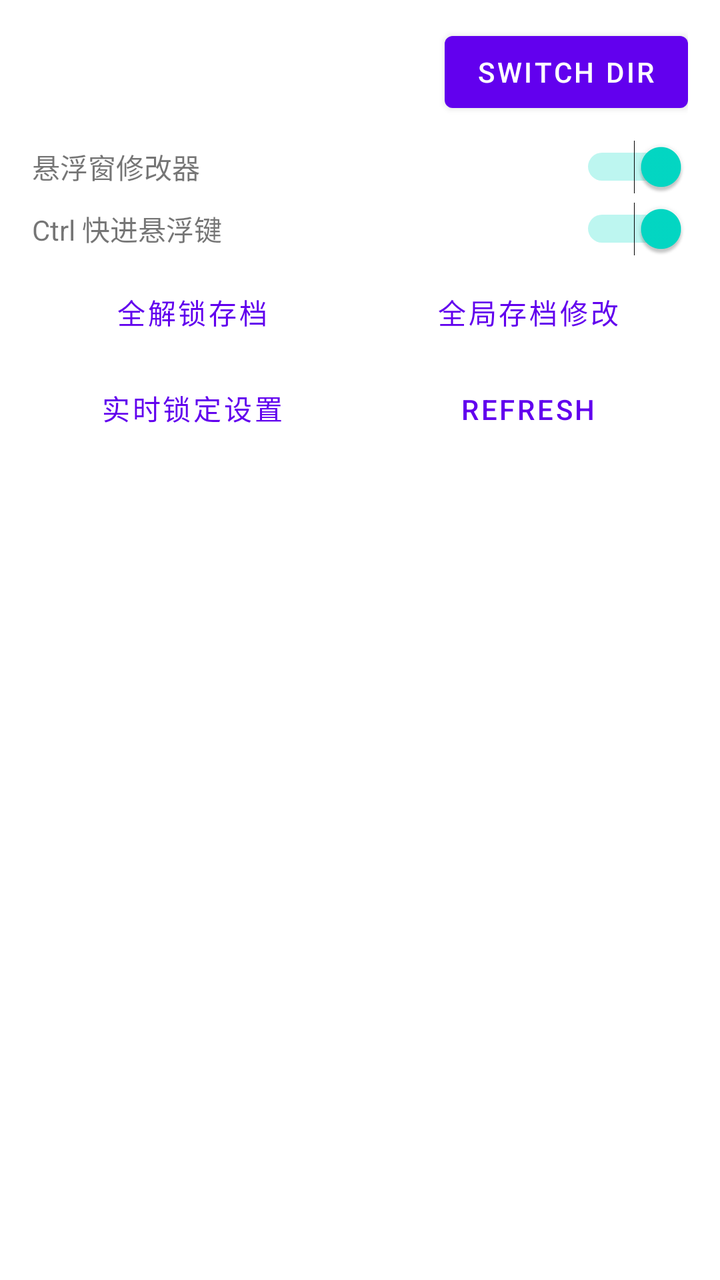
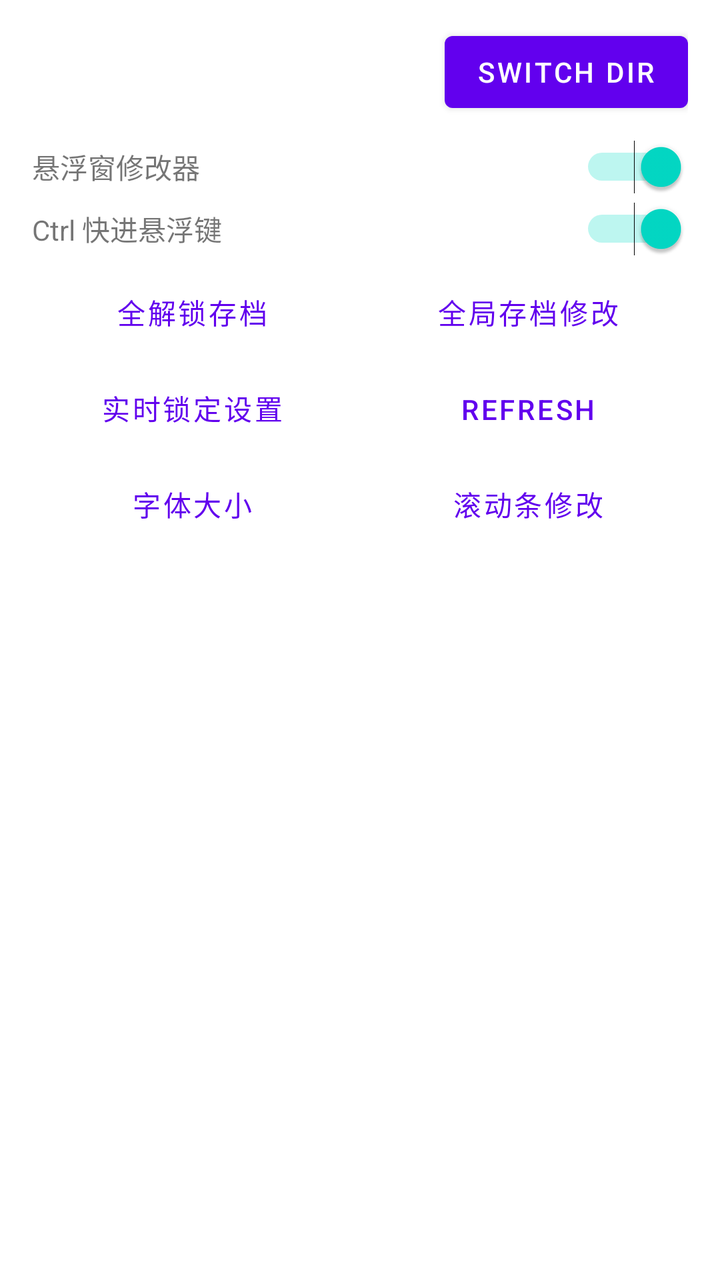

Compare the two renders of this Android layout. The source of the first and the diff that turns it into the second are given below.
<!-- AndroidManifest.xml: fallback theme Theme.MaterialComponents.DayNight.NoActionBar -->
<!-- res/layout/activity_game_modifier.xml -->
<?xml version="1.0" encoding="utf-8"?>
<LinearLayout xmlns:android="http://schemas.android.com/apk/res/android"
    android:orientation="vertical"
    android:layout_width="match_parent"
    android:layout_height="match_parent">

    <LinearLayout
        android:orientation="horizontal"
        android:layout_width="match_parent"
        android:layout_height="wrap_content"
        android:gravity="center_vertical"
        android:paddingLeft="16dp"
        android:paddingRight="16dp"
        android:paddingTop="12dp"
        android:paddingBottom="6dp">

        <LinearLayout
            android:orientation="vertical"
            android:layout_width="0dp"
            android:layout_height="wrap_content"
            android:layout_weight="1">

            <TextView
                android:id="@+id/mod_target_title"
                android:layout_width="match_parent"
                android:layout_height="wrap_content"
                android:textStyle="bold"
                android:textAppearance="?android:attr/textAppearanceMedium" />

            <TextView
                android:id="@+id/mod_target_summary"
                android:layout_width="match_parent"
                android:layout_height="wrap_content"
                android:layout_marginTop="2dp"
                android:textAppearance="?android:attr/textAppearanceSmall" />
        </LinearLayout>

        <Button
            android:id="@+id/btn_mod_switch_dir"
            android:layout_width="wrap_content"
            android:layout_height="wrap_content"
            android:layout_marginStart="8dp"
            android:text="@string/save_manager_switch_dir" />
    </LinearLayout>

    <LinearLayout
        android:orientation="horizontal"
        android:layout_width="match_parent"
        android:layout_height="wrap_content"
        android:gravity="center_vertical"
        android:paddingLeft="16dp"
        android:paddingRight="16dp"
        android:paddingTop="4dp"
        android:paddingBottom="2dp">

        <TextView
            android:id="@+id/label_floating_modifier"
            android:layout_width="0dp"
            android:layout_height="wrap_content"
            android:layout_weight="1"
            android:text="悬浮窗修改器"
            android:textAppearance="?android:attr/textAppearanceSmall" />

        <Switch
            android:id="@+id/switch_floating_modifier"
            android:layout_width="wrap_content"
            android:layout_height="wrap_content"
            android:checked="true" />
    </LinearLayout>

    <LinearLayout
        android:orientation="horizontal"
        android:layout_width="match_parent"
        android:layout_height="wrap_content"
        android:gravity="center_vertical"
        android:paddingLeft="16dp"
        android:paddingRight="16dp"
        android:paddingTop="2dp"
        android:paddingBottom="4dp">

        <TextView
            android:id="@+id/label_ctrl_overlay"
            android:layout_width="0dp"
            android:layout_height="wrap_content"
            android:layout_weight="1"
            android:text="Ctrl 快进悬浮键"
            android:textAppearance="?android:attr/textAppearanceSmall" />

        <Switch
            android:id="@+id/switch_ctrl_overlay"
            android:layout_width="wrap_content"
            android:layout_height="wrap_content"
            android:checked="true" />
    </LinearLayout>

    <LinearLayout
        android:orientation="horizontal"
        android:layout_width="match_parent"
        android:layout_height="wrap_content"
        android:paddingLeft="12dp"
        android:paddingRight="12dp">

        <Button
            android:id="@+id/btn_mod_full_unlock"
            style="?android:attr/buttonBarButtonStyle"
            android:layout_width="0dp"
            android:layout_height="wrap_content"
            android:layout_weight="1"
            android:text="全解锁存档" />

        <Button
            android:id="@+id/btn_mod_global_save"
            style="?android:attr/buttonBarButtonStyle"
            android:layout_width="0dp"
            android:layout_height="wrap_content"
            android:layout_weight="1"
            android:text="全局存档修改" />
    </LinearLayout>

    <LinearLayout
        android:orientation="horizontal"
        android:layout_width="match_parent"
        android:layout_height="wrap_content"
        android:paddingLeft="12dp"
        android:paddingRight="12dp"
        android:paddingBottom="4dp">

        <Button
            android:id="@+id/btn_mod_floating_cfg"
            style="?android:attr/buttonBarButtonStyle"
            android:layout_width="0dp"
            android:layout_height="wrap_content"
            android:layout_weight="1"
            android:text="实时锁定设置" />

        <Button
            android:id="@+id/btn_mod_refresh"
            style="?android:attr/buttonBarButtonStyle"
            android:layout_width="0dp"
            android:layout_height="wrap_content"
            android:layout_weight="1"
            android:text="@string/save_manager_refresh" />
    </LinearLayout>

    <TextView
        android:id="@+id/mod_empty_view"
        android:layout_width="match_parent"
        android:layout_height="0dp"
        android:layout_weight="1"
        android:gravity="center"
        android:padding="24dp"
        android:visibility="gone"
        android:textAppearance="?android:attr/textAppearanceSmall" />

    <ListView
        android:id="@+id/mod_save_list"
        android:layout_width="match_parent"
        android:layout_height="0dp"
        android:layout_weight="1" />
</LinearLayout>
<!-- resources referenced by this layout -->
<resources>
  <string name="save_manager_refresh">Refresh</string>
  <string name="save_manager_switch_dir">Switch Dir</string>
</resources>

<!-- the commit's change to res/layout/activity_game_modifier.xml (unified diff, before → after) -->
@@ -122,8 +122,7 @@
         android:layout_width="match_parent"
         android:layout_height="wrap_content"
         android:paddingLeft="12dp"
-        android:paddingRight="12dp"
-        android:paddingBottom="4dp">
+        android:paddingRight="12dp">
 
         <Button
             android:id="@+id/btn_mod_floating_cfg"
@@ -142,6 +141,31 @@
             android:text="@string/save_manager_refresh" />
     </LinearLayout>
 
+    <LinearLayout
+        android:orientation="horizontal"
+        android:layout_width="match_parent"
+        android:layout_height="wrap_content"
+        android:paddingLeft="12dp"
+        android:paddingRight="12dp"
+        android:paddingBottom="4dp">
+
+        <Button
+            android:id="@+id/btn_mod_font_size"
+            style="?android:attr/buttonBarButtonStyle"
+            android:layout_width="0dp"
+            android:layout_height="wrap_content"
+            android:layout_weight="1"
+            android:text="字体大小" />
+
+        <Button
+            android:id="@+id/btn_mod_scrollbar"
+            style="?android:attr/buttonBarButtonStyle"
+            android:layout_width="0dp"
+            android:layout_height="wrap_content"
+            android:layout_weight="1"
+            android:text="滚动条修改" />
+    </LinearLayout>
+
     <TextView
         android:id="@+id/mod_empty_view"
         android:layout_width="match_parent"
